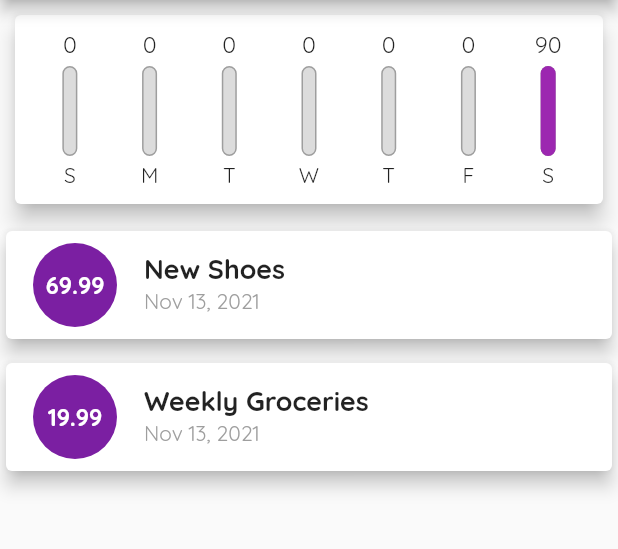
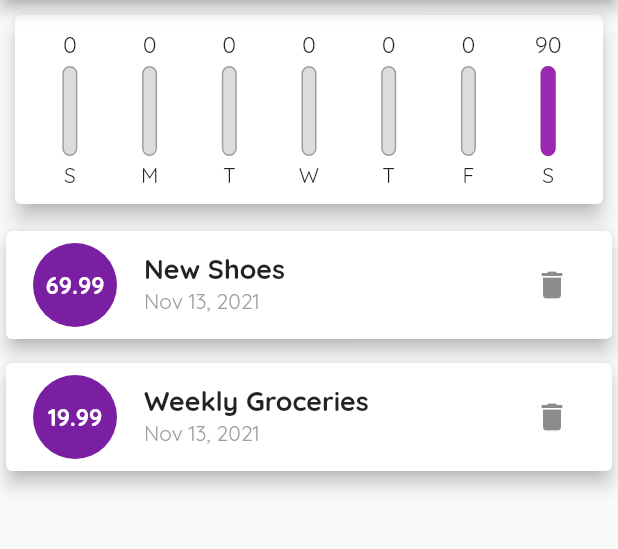
Before and after one commit to aj2460/Expense-calc, a Flutter app: the screen it shows after launch, on a phone screen of 412 x 824 dp, the part 84-633 px from its top. Run offline on Flutter 3.47's test engine with Material 2 defaults, Android fonts, the phone set to English and light mode, and no system bars.

Commit message:
Add Delete function to list

```diff
--- a/lib/main.dart
+++ b/lib/main.dart
@@ -74,6 +74,12 @@ class _MyHomePageState extends State<MyHomePage> {
         });
   }
 
+  void _deleteTransaction(String id) {
+    setState(() {
+      _userTransactions.removeWhere((element) => element.id == id);
+    });
+  }
+
   @override
   Widget build(BuildContext context) {
     return Scaffold(
@@ -96,7 +102,7 @@ class _MyHomePageState extends State<MyHomePage> {
           crossAxisAlignment: CrossAxisAlignment.center,
           children: [
             Chart(_recentTranactions),
-            TransactionList(_userTransactions)
+            TransactionList(_userTransactions, _deleteTransaction)
           ],
         ),
       ),
--- a/lib/widgets/transaction_list.dart
+++ b/lib/widgets/transaction_list.dart
@@ -4,7 +4,8 @@ import "../models/transaction.dart";
 
 class TransactionList extends StatelessWidget {
   final List<Transaction> _userTransactions;
-  TransactionList(this._userTransactions);
+  final Function _deleteTransaction;
+  TransactionList(this._userTransactions, this._deleteTransaction);
 
   @override
   Widget build(BuildContext context) {
@@ -63,6 +64,11 @@ class TransactionList extends StatelessWidget {
                       DateFormat.yMMMd().format(_userTransactions[index].date),
                       style: TextStyle(color: Colors.grey),
                     ),
+                    trailing: IconButton(
+                      icon: Icon(Icons.delete),
+                      onPressed: () =>
+                          _deleteTransaction(_userTransactions[index].id),
+                    ),
                   ),
                 );
               },
```
